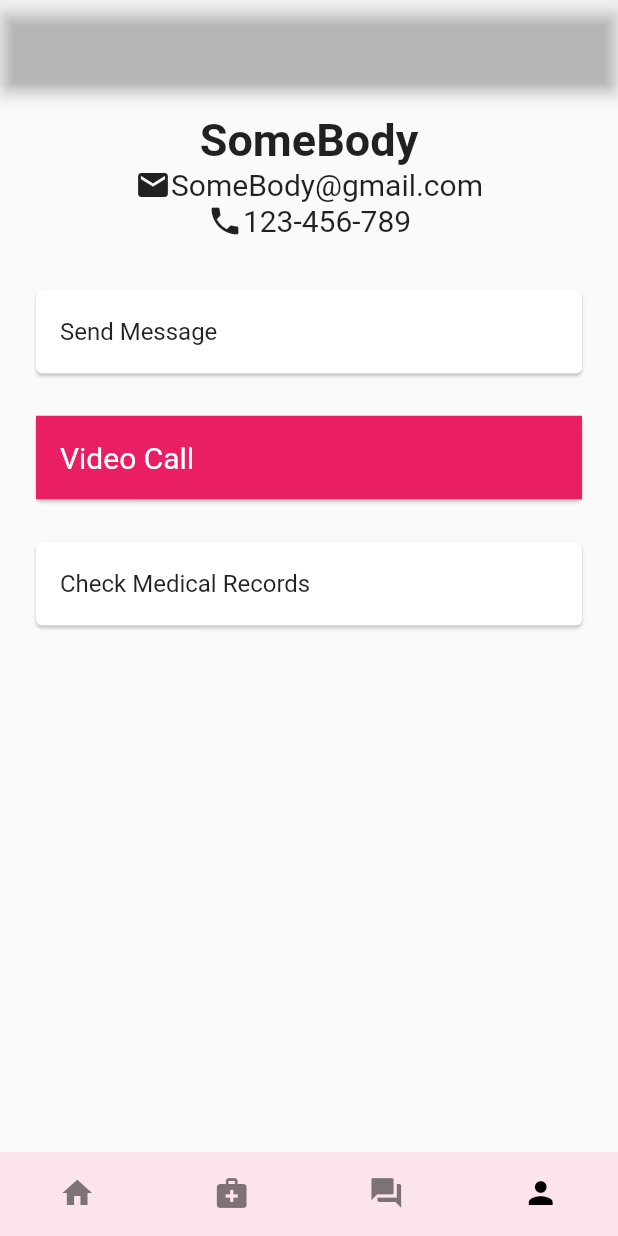
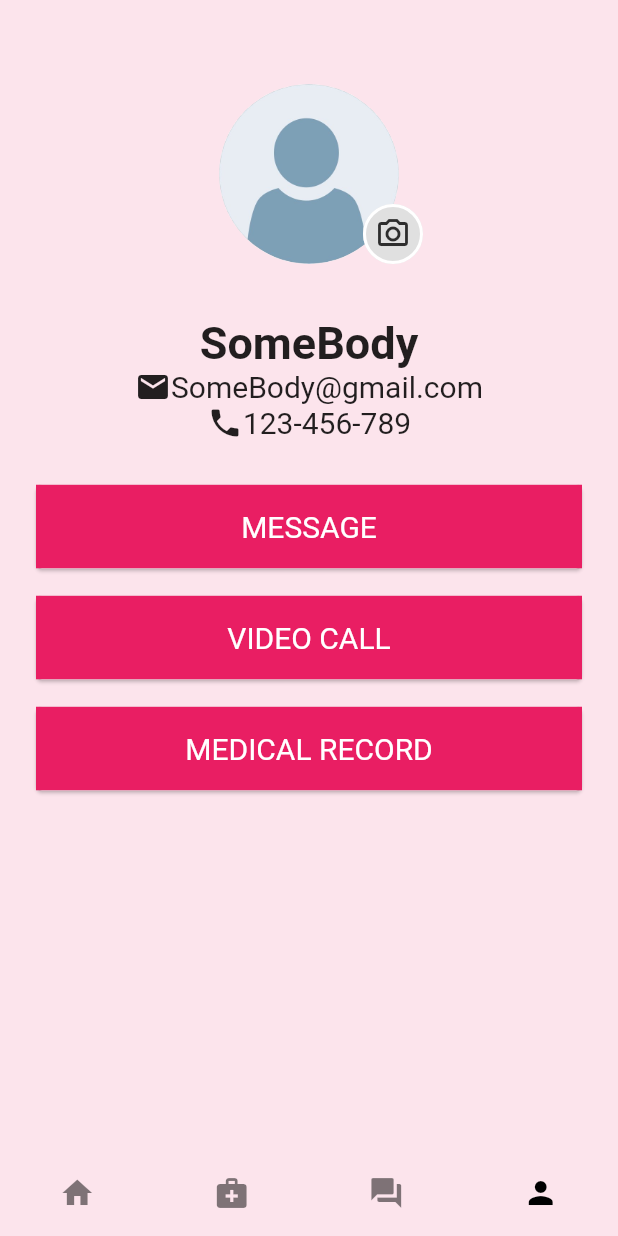
Before and after one commit to GDSC-2022/Preg9_FE, a Flutter app: the screen it shows after launch, item 4 of the bottom bar chosen, on a phone screen of 412 x 824 dp. Run offline on Flutter 3.47's test engine with Material 2 defaults, Android fonts, the phone set to English and light mode, and no system bars; our stand-ins replace timeline_tile.

Commit message:
Update patient_me.dart

```diff
--- a/lib/pages/patient_me.dart
+++ b/lib/pages/patient_me.dart
@@ -9,42 +9,40 @@ class _PatientMePageState extends State<PatientMePage> {
   @override
   Widget build(BuildContext context) {
     return Scaffold(
-      appBar: AppBar(backgroundColor: Colors.transparent),
+      backgroundColor: Colors.pink[50],
+      appBar: AppBar(
+        backgroundColor: Colors.transparent,
+        elevation: 0,
+      ),
       body: Column(
         children: [
-          // Stack(
-          //   fit: StackFit.expand,
-          //   clipBehavior: Clip.none,
-          //   children: [
-          //     CircleAvatar(
-          //       backgroundImage: AssetImage("assets/avatar.jpg"),
-          //       radius: 50,
-          //     ),
-          //     Positioned(
-          //       right: -16,
-          //       bottom: 0,
-          //       child: SizedBox(
-          //         height: 46,
-          //         width: 46,
-          //         child: TextButton(
-          //           style: TextButton.styleFrom(
-          //             shape:
-          //                 CircleBorder(side: BorderSide(color: Colors.white)),
-          //             primary: Colors.white,
-          //             backgroundColor: Color(0xFFF5F6F9),
-          //           ),
-          //           onPressed: () {},
-          //           child: Icon(Icons.camera_alt),
-          //         ),
-          //       ),
-          //     )
-          //   ],
-          // ),
+          Stack(
+            fit: StackFit.passthrough,
+            clipBehavior: Clip.none,
+            children: [
+              CircleAvatar(backgroundImage: AssetImage('assets/avatar.jpg'), backgroundColor: Colors.transparent, radius: 60),
+              Positioned(
+                right: -16,
+                bottom: 0,
+                child: SizedBox(
+                  height: 40,
+                  width: 40,
+                  child: TextButton(
+                    style: TextButton.styleFrom(
+                      shape: CircleBorder(side: BorderSide(color: Colors.white, width: 2)),
+                      backgroundColor: Colors.grey[300],
+                    ),
+                    onPressed: () {},
+                    child: Icon(Icons.camera_alt_outlined, color: Colors.black.withOpacity(0.8)),
+                  ),
+                ),
+              )
+            ],
+          ),
           const SizedBox(
-            height: 20,
+            height: 35,
           ),
-          Text('SomeBody',
-              style: TextStyle(fontSize: 30, fontWeight: FontWeight.bold)),
+          Text('SomeBody', style: TextStyle(fontSize: 30, fontWeight: FontWeight.bold)),
           Row(
             mainAxisAlignment: MainAxisAlignment.center,
             children: [
@@ -69,31 +67,41 @@ class _PatientMePageState extends State<PatientMePage> {
             height: 20,
           ),
           Padding(
-              padding: const EdgeInsets.symmetric(vertical: 10, horizontal: 20),
+              padding: const EdgeInsets.symmetric(vertical: 5, horizontal: 20),
               child: Card(
                 child: ListTile(
-                  title: const Text('Send Message'),
+                  tileColor: Colors.pink,
+                  title: const Center(
+                      child: Text(
+                    'MESSAGE',
+                    style: TextStyle(fontSize: 20, color: Colors.white),
+                  )),
                   onTap: () {},
                 ),
               )),
           Padding(
-              padding: const EdgeInsets.symmetric(vertical: 10, horizontal: 20),
+              padding: const EdgeInsets.symmetric(vertical: 5, horizontal: 20),
               child: Card(
                 child: ListTile(
                   tileColor: Colors.pink,
-                  hoverColor: Colors.pink.withOpacity(0.5),
-                  title: const Text(
-                    'Video Call',
+                  title: const Center(
+                      child: Text(
+                    'VIDEO CALL',
                     style: TextStyle(fontSize: 20, color: Colors.white),
-                  ),
+                  )),
                   onTap: () {},
                 ),
               )),
           Padding(
-              padding: const EdgeInsets.symmetric(vertical: 10, horizontal: 20),
+              padding: const EdgeInsets.symmetric(vertical: 5, horizontal: 20),
               child: Card(
                 child: ListTile(
-                  title: const Text('Check Medical Records'),
+                  tileColor: Colors.pink,
+                  title: const Center(
+                      child: Text(
+                    'MEDICAL RECORD',
+                    style: TextStyle(fontSize: 20, color: Colors.white),
+                  )),
                   onTap: () {},
                 ),
               ))
```
